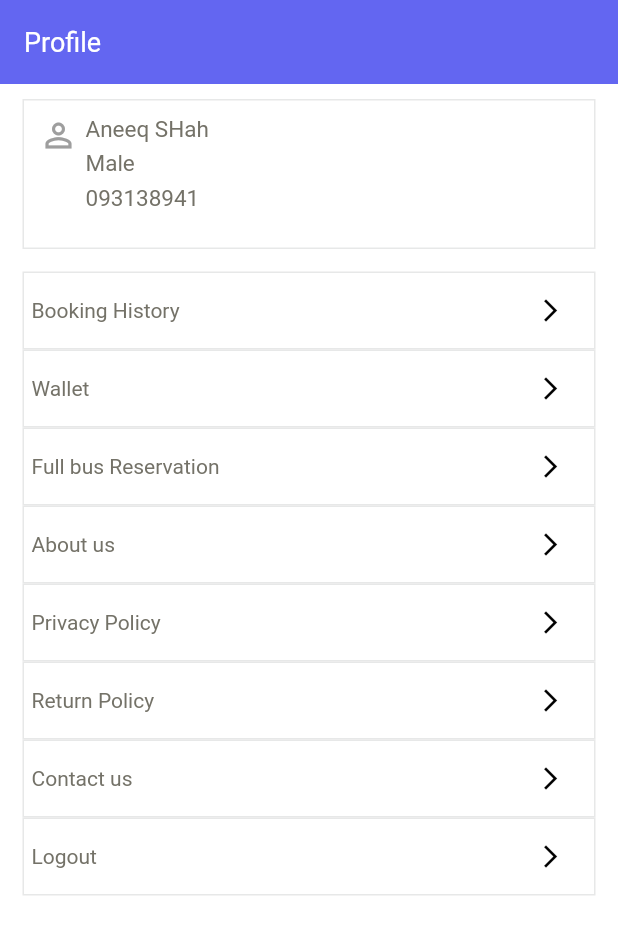
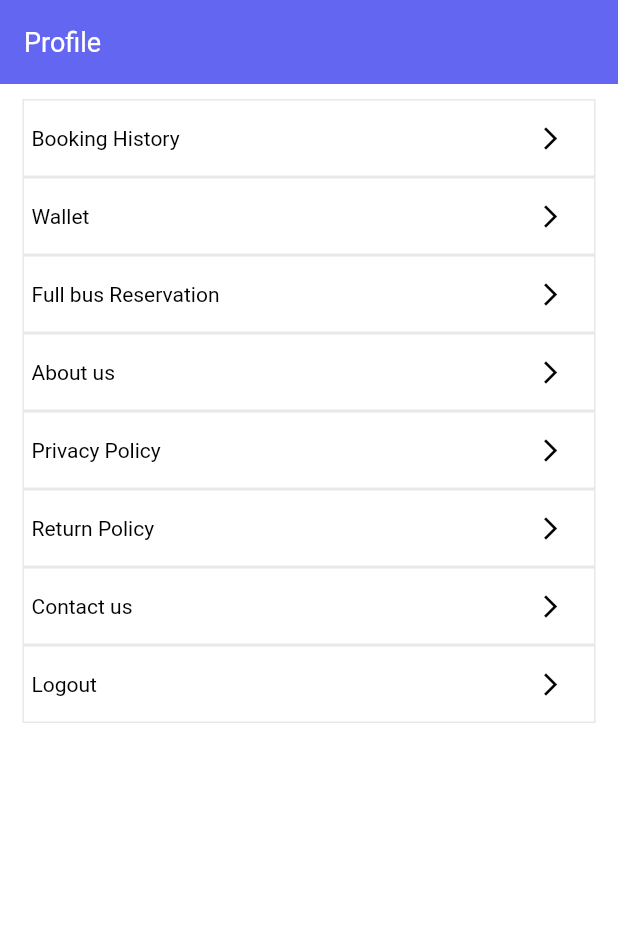
Before and after one commit to osama-ali2/qbus_app, a Flutter app: the ProfileScreen screen opened directly, on a phone screen of 412 x 824 dp. Shown: the top 934 px of the screen. Run offline on Flutter 3.47's test engine with Material 2 defaults, Android fonts, the phone set to English and light mode, and no system bars.

Commit message:
some frontend changing

```diff
--- a/lib/ui/bottombar/screens/profile_screen.dart
+++ b/lib/ui/bottombar/screens/profile_screen.dart
@@ -38,71 +38,71 @@ class _ProfileScreenState extends State<ProfileScreen> {
         const SizedBox(
           height: 10,
         ),
-        Padding(
-          padding: const EdgeInsets.symmetric(horizontal: 15.0),
-          child: Container(
-            height: 100,
-            width: MediaQuery.of(context).size.width,
-            decoration: BoxDecoration(
-                border: Border.all(
-              color: const Color(0xffE7E8E8),
-            )),
-            child: Padding(
-              padding: const EdgeInsets.symmetric(horizontal: 10.0),
-              child: Column(
-                crossAxisAlignment: CrossAxisAlignment.start,
-                children: [
-                  const SizedBox(
-                    height: 10,
-                  ),
-                  Row(
-                    crossAxisAlignment: CrossAxisAlignment.start,
-                    children:  [
-                      const Icon(
-                        Icons.person_outline,
-                        color: Colors.grey,
-                        size: 26,
-                      ),
-                      const SizedBox(
-                        width: 5,
-                      ),
-                      Column(
-                        crossAxisAlignment: CrossAxisAlignment.start,
-                        children: const [
-                          CustomText(
-                              text: "Aneeq SHah",
-                              textSize: 15,
-                              fontWeight: FontWeight.w400,
-                              textColor: Color(0xff747268)),
-                          SizedBox(
-                            height: 5,
-                          ),
-                          CustomText(
-                              text: "Male",
-                              textSize: 15,
-                              fontWeight: FontWeight.w400,
-                              textColor: Color(0xff747268)),
-                          SizedBox(
-                            height: 5,
-                          ),
-                          CustomText(
-                              text: "093138941",
-                              textSize: 15,
-                              fontWeight: FontWeight.w400,
-                              textColor: Color(0xff747268)),
-                        ],
-                      )
-                    ],
-                  ),
+        //Padding(
+          //padding: const EdgeInsets.symmetric(horizontal: 15.0),
+          // child: Container(
+          //   height: 100,
+          //   width: MediaQuery.of(context).size.width,
+          //   decoration: BoxDecoration(
+          //       border: Border.all(
+          //     color: const Color(0xffE7E8E8),
+          //   )),
+          //   child: Padding(
+          //     padding: const EdgeInsets.symmetric(horizontal: 10.0),
+          //     child: Column(
+          //       crossAxisAlignment: CrossAxisAlignment.start,
+          //       children: [
+          //         const SizedBox(
+          //           height: 10,
+          //         ),
+          //         Row(
+          //           crossAxisAlignment: CrossAxisAlignment.start,
+          //           children:  [
+          //             const Icon(
+          //               Icons.person_outline,
+          //               color: Colors.grey,
+          //               size: 26,
+          //             ),
+          //             const SizedBox(
+          //               width: 5,
+          //             ),
+          //             Column(
+          //               crossAxisAlignment: CrossAxisAlignment.start,
+          //               children: const [
+          //                 CustomText(
+          //                     text: "Abdelhadi Mohammed",
+          //                     textSize: 15,
+          //                     fontWeight: FontWeight.w400,
+          //                     textColor: Colors.black),
+          //                 SizedBox(
+          //                   height: 5,
+          //                 ),
+          //                 CustomText(
+          //                     text: "Male",
+          //                     textSize: 15,
+          //                     fontWeight: FontWeight.w400,
+          //                     textColor: Colors.black),
+          //                 SizedBox(
+          //                   height: 5,
+          //                 ),
+          //                 CustomText(
+          //                     text: "093138941",
+          //                     textSize: 15,
+          //                     fontWeight: FontWeight.w400,
+          //                     textColor: Colors.black),
+          //               ],
+          //             )
+          //           ],
+          //         ),
 
-                ],
-              ),
-            ),
-          ),
-        ),
-        const SizedBox(
-          height: 15,
-        ),
+          //       ],
+          //     ),
+          //   ),
+          // ),
+        //),
+        // const SizedBox(
+        //   height: 15,
+        // ),
         SettingCard(
           onTap: () {},
           name: 'Booking History',
--- a/lib/ui/splash_screen.dart
+++ b/lib/ui/splash_screen.dart
@@ -25,8 +25,8 @@ class _SplashScreenState extends State<SplashScreen> {
       backgroundColor: Colors.white,
       body: Center(
         child: Container(
-          height: 100,
-          width: 250,
+          height: 52,
+          width: 185,
           child: Image.asset(
             "assets/images/appicon.png",
             fit: BoxFit.none,
--- a/lib/widgets/custom_textField.dart
+++ b/lib/widgets/custom_textField.dart
@@ -34,7 +34,7 @@ class CustomTextFeild extends StatelessWidget {
           hintText: hint,
           hintStyle: const TextStyle(
             letterSpacing: 1,
-            color: Color(0xff3D3A3A),
+            color: Colors.black,
             fontSize: 10
           ),
           filled: true,
--- a/lib/widgets/setting_card.dart
+++ b/lib/widgets/setting_card.dart
@@ -24,7 +24,7 @@ class SettingCard extends StatelessWidget {
                   text: name,
                   textSize: 14,
                   fontWeight: FontWeight.w400,
-                  textColor: const Color(0xff747268)),
+                  textColor:  Colors.black),
               IconButton(
                   onPressed: ()=>onTap(),
                   icon: const Icon(
```
Also changed, not shown: lib/ui/auth/Sign_up_screen.dart (+7 -5 lines), lib/ui/auth/login_screen.dart (+8 -3 lines), lib/ui/bottombar/screens/home_screen.dart (+10 -7 lines), lib/widgets/package_card.dart (+5 -5 lines), assets/images/appicon.png, pubspec.lock.
